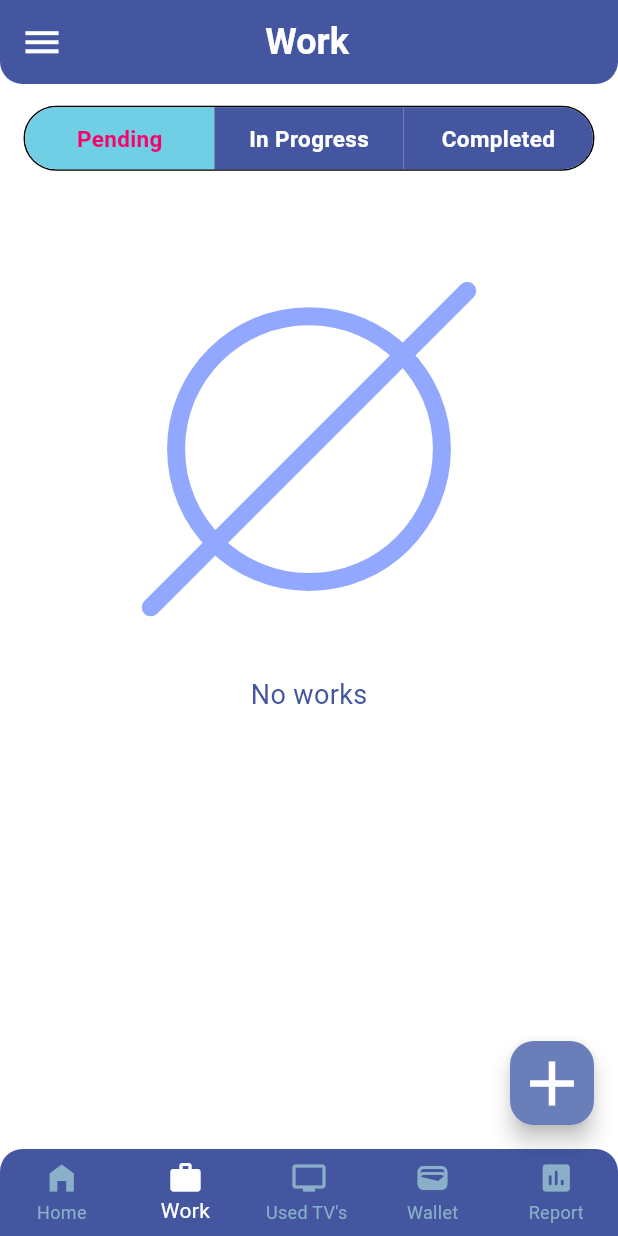
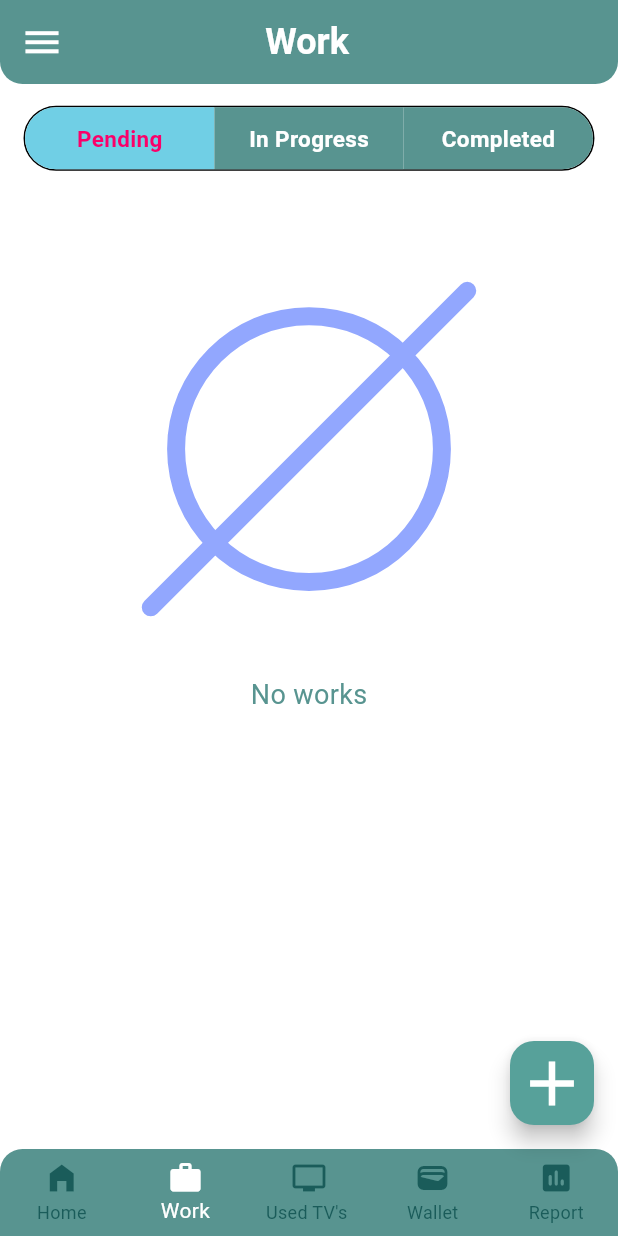
Before and after one commit to Azeemmtk/alif_electronics, a Flutter app: the screen it shows after launch, item 2 of the bottom bar chosen, after a tap on the "menu" icon, after a tap on the "add" icon, on a phone screen of 412 x 824 dp. Run offline on Flutter 3.47's test engine with Material 3 defaults, Android fonts, the phone set to English and light mode, and no system bars; our stand-ins replace file_picker, fl_chart, flutter_markdown, flutter_screenutil, font_awesome_flutter, google_fonts and 7 more; missing offline and left inert: excel, universal_html; accounts and stored records are empty.

Commit message:
UI edited: main colour changed

```diff
--- a/lib/constants/conts.dart
+++ b/lib/constants/conts.dart
@@ -1,8 +1,11 @@
 import 'package:flutter/material.dart';
 
-const Color mainColor = Color(0xFF43569F);
+
+// 0xFF43569F
+// const Color mainColor = Color(0xFF43569F);
+const Color mainColor = Color(0xFF589490);
 const Color logoColor = Color(0xFF70CFE5);
-const Color FABColor = Color(0xFF6A7FBA);
+const Color FABColor = Color(0xFF57a19a);
 const Color secondaryColor = Color(0xFFECF4FA);
 final Color? containerColor = Colors.blue[50];
 const Color cardColor = Color(0xFFCBD5E0);
--- a/lib/main.dart
+++ b/lib/main.dart
@@ -2,7 +2,7 @@ import 'package:alif_electronics/models/expense/expense_model.dart';
 import 'package:alif_electronics/models/spare_parts/spare_parts_model.dart';
 import 'package:alif_electronics/models/used_tv/used_tv_model.dart';
 import 'package:alif_electronics/models/work/work_model.dart';
-import 'package:alif_electronics/presentation/main_screen.dart';
+import 'package:alif_electronics/presentation/splash_screen.dart';
 import 'package:alif_electronics/provider/expense_provider.dart';
 import 'package:alif_electronics/provider/home_provider.dart';
 import 'package:alif_electronics/provider/report_provider.dart';
@@ -67,7 +67,7 @@ void main() async {
               textTheme: GoogleFonts.robotoTextTheme(),
               scaffoldBackgroundColor: Colors.white),
           debugShowCheckedModeBanner: false,
-          home: MainScreen(),
+          home: const SplashScreen(),
         ),
       ),
     ),
--- a/lib/presentation/main_screen.dart
+++ b/lib/presentation/main_screen.dart
@@ -110,7 +110,7 @@ class MainScreen extends StatelessWidget {
           currentIndex: provider.selectedIndex,
           backgroundColor: mainColor,
           selectedItemColor: Colors.white,
-          unselectedItemColor: const Color(0xFF8AAFC8),
+          unselectedItemColor: const Color(0xFF1a5c5a),
           type: BottomNavigationBarType.fixed,
           items: const [
             BottomNavigationBarItem(
--- a/lib/presentation/splash_screen.dart
+++ b/lib/presentation/splash_screen.dart
@@ -1,4 +1,6 @@
-import 'package:alif_electronics/constants/conts.dart';
+import 'dart:math';
+
+import 'package:alif_electronics/constants/CONTs.dart';
 import 'package:flutter/material.dart';
 import 'package:flutter_screenutil/flutter_screenutil.dart';
 import 'package:google_fonts/google_fonts.dart';
@@ -11,73 +13,219 @@ class SplashScreen extends StatefulWidget {
   State<SplashScreen> createState() => _SplashScreenState();
 }
 
-class _SplashScreenState extends State<SplashScreen> {
-  double _circleSize = 1.w;
-  bool _showContent = false;
+class _SplashScreenState extends State<SplashScreen> with SingleTickerProviderStateMixin {
+  double _logoScale = 0.0;
+  double _titleOffset = 50.0;
+  double _titleOpacity = 0.0;
+  double _textOffset = 50.0;
+  double _textOpacity = 0.0;
+  double _staticOpacity = 0.8;
+  bool _showIndicator = false;
+  late AnimationController _controller;
+  late Animation<double> _flickerAnimation;
 
   @override
   void initState() {
     super.initState();
-    Future.delayed(const Duration(seconds: 1), () {
+    _controller = AnimationController(
+      duration: const Duration(milliseconds: 2500),
+      vsync: this,
+    );
+
+    _flickerAnimation = Tween<double>(begin: 0.2, end: 0.5).animate(
+      CurvedAnimation(parent: _controller, curve: Curves.easeInOutCubic),
+    );
+
+    // Start the animation
+    _controller.repeat(reverse: true);
+
+    // Animation timeline
+    Future.delayed(const Duration(milliseconds: 300), () {
       setState(() {
-        _circleSize =
-            MediaQuery.of(context).size.height * 2; // Ensures full coverage
+        _titleOpacity = 1.0; // Fade in "Alif Electronics"
+        _titleOffset = 0; // Slide "Alif Electronics" up
+        _staticOpacity = 0.1; // Subtle static effect
+      });
+    });
+
+    Future.delayed(const Duration(milliseconds: 900), () {
+      setState(() {
+        _logoScale = 1.0; // Scale in logo
       });
     });
 
     Future.delayed(const Duration(milliseconds: 1500), () {
       setState(() {
-        _showContent = true;
+        _textOffset = 0; // Slide "Expert TV Repair" up
+        _textOpacity = 1.0; // Fade in "Expert TV Repair"
       });
     });
 
-    Future.delayed(const Duration(seconds: 3), () {
+    // Show circular indicator after 2300ms (when animations complete)
+    Future.delayed(const Duration(milliseconds: 2300), () {
+      setState(() {
+        _showIndicator = true; // Show the progress indicator
+      });
+    });
+
+    // Navigate to MainScreen after 4300ms (2300ms animations + 2000ms indicator)
+    Future.delayed(const Duration(milliseconds: 4300), () {
+      _controller.stop();
       Navigator.pushReplacement(
         context,
         MaterialPageRoute<void>(
-          builder: (context) => MainScreen(),
+          builder: (context) => const MainScreen(),
         ),
       );
     });
   }
 
   @override
+  void dispose() {
+    _controller.dispose();
+    super.dispose();
+  }
+
+  @override
   Widget build(BuildContext context) {
     return Scaffold(
-      backgroundColor: Colors.white,
-      body: Center(
+      body: Container(
+        decoration: BoxDecoration(
+          gradient: LinearGradient(
+            begin: Alignment.topCenter,
+            end: Alignment.bottomCenter,
+            colors: [
+              Colors.grey[100]!, // Light grey for a clean look
+              Colors.white.withOpacity(0.9), // Bright, professional white
+            ],
+          ),
+        ),
         child: Stack(
-          alignment: Alignment.center,
           children: [
-            AnimatedContainer(
-              duration: const Duration(seconds: 1),
-              width: _circleSize,
-              height: _circleSize,
-              decoration: const BoxDecoration(
-                color: mainColor,
+            AnimatedBuilder(
+              animation: _flickerAnimation,
+              builder: (context, child) {
+                return Opacity(
+                  opacity: _staticOpacity * _flickerAnimation.value,
+                  child: Container(
+                    decoration: BoxDecoration(
+                      color: Colors.white.withOpacity(0.05), // Subtler static
+                      backgroundBlendMode: BlendMode.overlay,
+                    ),
+                    child: CustomPaint(
+                      size: Size(MediaQuery.of(context).size.width, MediaQuery.of(context).size.height),
+                      painter: StaticPainter(),
+                    ),
+                  ),
+                );
+              },
+            ),
+            Center(
+              child: Column(
+                mainAxisAlignment: MainAxisAlignment.center,
+                children: [
+                  AnimatedContainer(
+                    duration: const Duration(milliseconds: 1500),
+                    transform: Matrix4.identity()..scale(_logoScale),
+                    curve: Curves.easeOutQuint,
+                    child: SizedBox(
+                      width: 150.w,
+                      child: Image.asset('assets/images/appLogo.png'),
+                    ),
+                  ),
+                  AnimatedOpacity(
+                    opacity: _titleOpacity,
+                    duration: const Duration(milliseconds: 1200),
+                    child: AnimatedContainer(
+                      duration: const Duration(milliseconds: 1200),
+                      transform: Matrix4.translationValues(0, _titleOffset, 0),
+                      curve: Curves.easeOutQuint,
+                      child: Text(
+                        'Alif Electronics',
+                        style: GoogleFonts.roboto(
+                          fontSize: 38.sp,
+                          fontWeight: FontWeight.w700,
+                          color: Color(0xFF589490),
+                          letterSpacing: 1.3,
+                          shadows: [
+                            Shadow(
+                              color: Colors.blueGrey.withOpacity(0.3),
+                              blurRadius: 6,
+                              offset: const Offset(0, 2),
+                            ),
+                          ],
+                        ),
+                      ),
+                    ),
+                  ),
+                  AnimatedOpacity(
+                    opacity: _textOpacity,
+                    duration: const Duration(milliseconds: 1200),
+                    child: AnimatedContainer(
+                      duration: const Duration(milliseconds: 1200),
+                      transform: Matrix4.translationValues(0, _textOffset, 0),
+                      curve: Curves.easeOutQuint,
+                      child: Text(
+                        'Expert TV Repair',
+                        style: GoogleFonts.roboto(
+                          fontSize: 22.sp,
+                          fontWeight: FontWeight.w500,
+                          color: Color(0xFF559f98),
+                          letterSpacing: 1.2,
+                          shadows: [
+                            Shadow(
+                              color: Colors.blueGrey.withOpacity(0.3),
+                              blurRadius: 6,
+                              offset: const Offset(0, 2),
+                            ),
+                          ],
+                        ),
+                      ),
+                    ),
+                  ),
+                  SizedBox(
+                    height: 20,
+                  ),
+                  AnimatedOpacity(
+                    opacity: _showIndicator ? 1.0 : 0.0,
+                    duration: const Duration(milliseconds: 500),
+                    child: SizedBox(
+                      height: 20,
+                      width: 20,
+                      child: CircularProgressIndicator(
+                        valueColor: AlwaysStoppedAnimation<Color>(Color(0xFF589490)),
+                        strokeWidth: 2.0,
+                      ),
+                    ),
+                  ),
+                ],
               ),
             ),
-            if (_showContent)
-              Column(
-                mainAxisAlignment: MainAxisAlignment.center,
-                children: [
-                  SizedBox(
-                      width: 300, child: Image.asset('assets/images/logo.png')),
-                  Positioned(
-                      left: 65.w,
-                      bottom: 0.h,
-                      child: Text(
-                        'Manage your shop',
-                        style: GoogleFonts.stalinistOne(
-                          fontSize: 16.sp,
-                          color: logoColor.withOpacity(0.8),
-                        ),
-                      )),
-                ],
-              )
           ],
         ),
       ),
     );
   }
 }
+
+class StaticPainter extends CustomPainter {
+  @override
+  void paint(Canvas canvas, Size size) {
+    final paint = Paint()
+      ..color = Colors.white.withOpacity(0.03)
+      ..style = PaintingStyle.fill;
+
+    final random = Random();
+    for (int i = 0; i < 50; i++) {
+      final x = random.nextDouble() * size.width;
+      final y = random.nextDouble() * size.height;
+      canvas.drawRect(
+        Rect.fromLTWH(x, y, 1.5, 1.5),
+        paint,
+      );
+    }
+  }
+
+  @override
+  bool shouldRepaint(covariant CustomPainter oldDelegate) => true;
+}
--- a/lib/widgets/main_drawer.dart
+++ b/lib/widgets/main_drawer.dart
@@ -58,14 +58,14 @@ Drawer mainDrawer(BuildContext context) {
             padding: EdgeInsets.zero,
             children: [
               ListTile(
-                leading: const Icon(Icons.home_filled, color: Color(0xFF2E3B8D)),
+                leading: const Icon(Icons.home_filled, color: mainColor),
                 title: const Text('Home'),
                 onTap: () {
                   Navigator.pop(context);
                 },
               ),
               ListTile(
-                leading: const Icon(Icons.event_note_sharp, color: Color(0xFF2E3B8D)),
+                leading: const Icon(Icons.event_note_sharp, color: mainColor),
                 title: const Text('Expense'),
                 onTap: () {
                   Navigator.push(
@@ -76,7 +76,7 @@ Drawer mainDrawer(BuildContext context) {
                 },
               ),
               ListTile(
-                leading: const Icon(Icons.build_outlined, color: Color(0xFF2E3B8D)),
+                leading: const Icon(Icons.build_outlined, color: mainColor),
                 title: const Text('Spare parts'),
                 onTap: () {
                   provider.loadAllData();
@@ -89,7 +89,7 @@ Drawer mainDrawer(BuildContext context) {
                 },
               ),
               ListTile(
-                leading: const Icon(Icons.add_chart, color: Color(0xFF2E3B8D)),
+                leading: const Icon(Icons.add_chart, color: mainColor),
                 title: const Text('Add spare parts'),
                 onTap: () {
                   provider.setIsSearching(false);
@@ -102,7 +102,7 @@ Drawer mainDrawer(BuildContext context) {
                 },
               ),
               ListTile(
-                leading: const Icon(Icons.work_outline, color: Color(0xFF2E3B8D)),
+                leading: const Icon(Icons.work_outline, color: mainColor),
                 title: const Text('Add Work'),
                 onTap: () {
                   Navigator.push(
@@ -114,7 +114,7 @@ Drawer mainDrawer(BuildContext context) {
                 },
               ),
               ListTile(
-                leading: const Icon(Icons.tv, color: Color(0xFF2E3B8D)),
+                leading: const Icon(Icons.tv, color: mainColor),
                 title: const Text('Add Used TV'),
                 onTap: () {
                   Navigator.push(
@@ -126,7 +126,7 @@ Drawer mainDrawer(BuildContext context) {
                 },
               ),
               ListTile(
-                leading: const Icon(Icons.cancel_outlined, color: Color(0xFF2E3B8D)),
+                leading: const Icon(Icons.cancel_outlined, color: mainColor),
                 title: const Text('Cancelled works'),
                 onTap: () {
                   Navigator.push(
@@ -138,7 +138,7 @@ Drawer mainDrawer(BuildContext context) {
                 },
               ),
               ListTile(
-                leading: const Icon(Icons.attach_money, color: Color(0xFF2E3B8D)),
+                leading: const Icon(Icons.attach_money, color: mainColor),
                 title: const Text('Monthly report'),
                 onTap: () {
                   Navigator.push(
@@ -150,7 +150,7 @@ Drawer mainDrawer(BuildContext context) {
               ),
               ListTile(
                 leading:
-                    const Icon(Icons.person_2_outlined, color: Color(0xFF2E3B8D)),
+                    const Icon(Icons.person_2_outlined, color: mainColor),
                 title: const Text('Profile'),
                 onTap: () {
                   Navigator.push(
--- a/lib/widgets/settings.dart
+++ b/lib/widgets/settings.dart
@@ -1,3 +1,4 @@
+import 'package:alif_electronics/constants/CONTs.dart';
 import 'package:alif_electronics/presentation/about_screen.dart';
 import 'package:alif_electronics/presentation/help_screen.dart';
 import 'package:alif_electronics/presentation/terms_screen.dart';
@@ -25,11 +26,11 @@ class _SettingsState extends State<Settings> with SingleTickerProviderStateMixin
             });
           },
           child: ListTile(
-            leading: const Icon(Icons.settings, color: Color(0xFF2E3B8D)),
+            leading: const Icon(Icons.settings, color: mainColor),
             title: const Text('Settings'),
             trailing: Icon(
               isSelected ? Icons.expand_less : Icons.expand_more,
-              color: const Color(0xFF2E3B8D),
+              color:  mainColor,
             ),
           ),
         ),
@@ -46,7 +47,7 @@ class _SettingsState extends State<Settings> with SingleTickerProviderStateMixin
               child: Column(
                 children: [
                   ListTile(
-                    leading: const Icon(Icons.article_outlined, color: Color(0xFF2E3B8D)),
+                    leading: const Icon(Icons.article_outlined, color: mainColor),
                     title: const Text('Terms and Services'),
                     onTap: () {
                       Navigator.push(
@@ -58,7 +59,7 @@ class _SettingsState extends State<Settings> with SingleTickerProviderStateMixin
                     },
                   ),
                   ListTile(
-                    leading: const Icon(Icons.help_outline, color: Color(0xFF2E3B8D)),
+                    leading: const Icon(Icons.help_outline, color: mainColor),
                     title: const Text('Help'),
                     onTap: () {
                       Navigator.push(
@@ -70,7 +71,7 @@ class _SettingsState extends State<Settings> with SingleTickerProviderStateMixin
                     },
                   ),
                   ListTile(
-                    leading: const Icon(Icons.help_outline, color: Color(0xFF2E3B8D)),
+                    leading: const Icon(Icons.help_outline, color: mainColor),
                     title: const Text('About us'),
                     onTap: () {
                       Navigator.push(
--- a/pubspec.yaml
+++ b/pubspec.yaml
@@ -42,7 +42,7 @@ dependencies:
   path: ^1.9.0
   hive_flutter: ^1.1.0
   hive_generator: ^2.0.1
-  build_runner: ^2.4.15
+  build_runner: 2.4.13
   hive: ^2.2.3
   image_picker: ^1.1.2
   flutter_svg: ^2.0.17
@@ -58,12 +58,13 @@ dependencies:
   intl: ^0.20.2
   flutter_markdown: ^0.7.7
   universal_html: ^2.2.4
+  change_app_package_name: ^1.5.0
 
 
 flutter_launcher_icons:
   android: true
   ios: true
-  image_path: "assets/images/App icon.png"
+  image_path: "assets/images/app_icon1.png"
 
 dev_dependencies:
   flutter_test:
```
Also changed, not shown: assets/images/App icon.png (deleted), assets/images/appLogo.png (added), assets/images/app_icon1.png (added), firebase.json (added), pubspec.lock, 33 other files.
